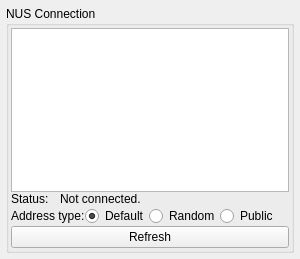
Above: plugins/nus_transport/nus_bluetooth_setup.ui from thedjnK/AuTerm before the change. Below: the same form after it.
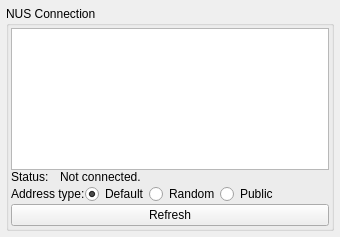
That is the form after the change.

Commit message: plugins: transport: nus: Fix width using workaround

Patch:
```diff
--- a/plugins/nus_transport/nus_bluetooth_setup.ui
+++ b/plugins/nus_transport/nus_bluetooth_setup.ui
@@ -6,16 +6,22 @@
    <rect>
     <x>0</x>
     <y>0</y>
-    <width>300</width>
-    <height>259</height>
+    <width>340</width>
+    <height>237</height>
    </rect>
   </property>
   <property name="sizePolicy">
-   <sizepolicy hsizetype="Preferred" vsizetype="Preferred">
+   <sizepolicy hsizetype="Minimum" vsizetype="Preferred">
     <horstretch>0</horstretch>
     <verstretch>0</verstretch>
    </sizepolicy>
   </property>
+  <property name="minimumSize">
+   <size>
+    <width>0</width>
+    <height>0</height>
+   </size>
+  </property>
   <property name="windowTitle">
    <string>Bluetooth NUS setup</string>
   </property>
@@ -37,6 +43,12 @@
    </property>
    <item row="0" column="0" colspan="2">
     <widget class="QGroupBox" name="groupBox">
+     <property name="sizePolicy">
+      <sizepolicy hsizetype="Expanding" vsizetype="Preferred">
+       <horstretch>0</horstretch>
+       <verstretch>0</verstretch>
+      </sizepolicy>
+     </property>
      <property name="title">
       <string>NUS Connection</string>
      </property>
@@ -57,7 +69,23 @@
        <number>2</number>
       </property>
       <item>
-       <widget class="QListWidget" name="list_devices"/>
+       <widget class="QListWidget" name="list_devices">
+        <property name="sizePolicy">
+         <sizepolicy hsizetype="Minimum" vsizetype="Expanding">
+          <horstretch>0</horstretch>
+          <verstretch>0</verstretch>
+         </sizepolicy>
+        </property>
+        <property name="minimumSize">
+         <size>
+          <width>0</width>
+          <height>0</height>
+         </size>
+        </property>
+        <property name="sizeAdjustPolicy">
+         <enum>QAbstractScrollArea::SizeAdjustPolicy::AdjustToContents</enum>
+        </property>
+       </widget>
       </item>
       <item>
        <layout class="QHBoxLayout" name="horizontalLayout_2">
```
The commit also changes 2 other files.
